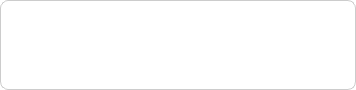
Old version of the form guardata/client/gui/forms/account_button.ui in the repository bitlogik/guardata.
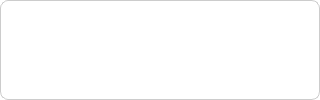
New version of the form.

Diff of the .ui file:
```diff
--- a/guardata/client/gui/forms/account_button.ui
+++ b/guardata/client/gui/forms/account_button.ui
@@ -6,8 +6,8 @@
    <rect>
     <x>0</x>
     <y>0</y>
-    <width>356</width>
-    <height>90</height>
+    <width>320</width>
+    <height>100</height>
    </rect>
   </property>
   <property name="minimumSize">
@@ -19,7 +19,7 @@
   <property name="maximumSize">
    <size>
     <width>16777215</width>
-    <height>90</height>
+    <height>110</height>
    </size>
   </property>
   <property name="windowTitle">
```
Left out of the diff: 2 changed lines with no effect on the pictures.
